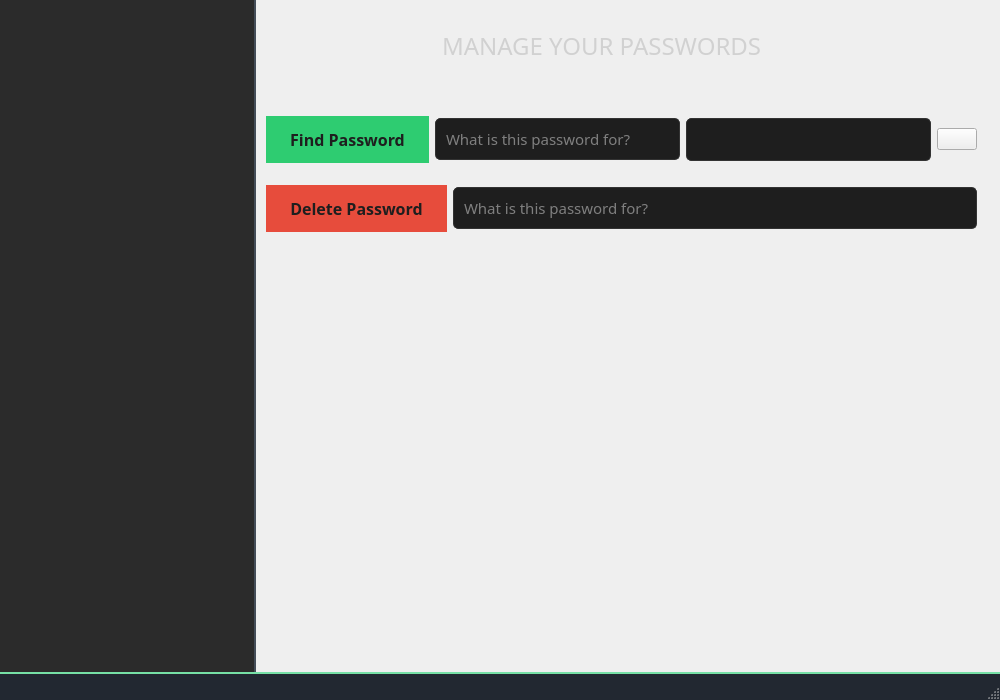
This is forms/mainwindow.ui in minnesangg/Cerberus as Qt 5 draws it before an edit. The edited form follows.
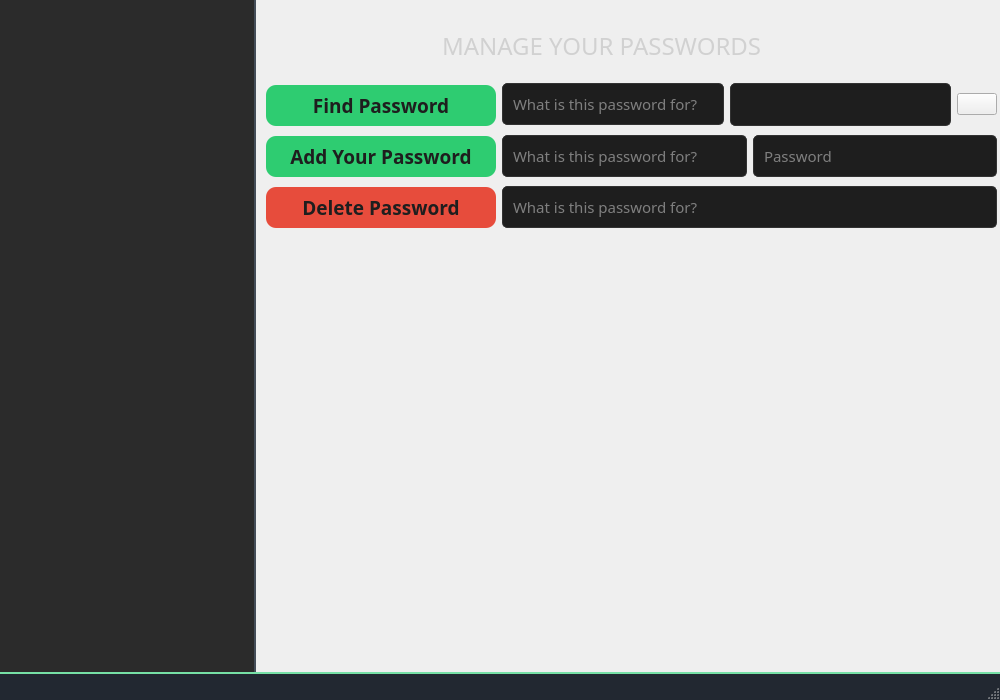
This is the edited form. The open tabs and pages were chosen to show the change. Icons and pictures are not drawn.

Commit message: added 'add your own password' option

Patch:
```diff
--- a/forms/mainwindow.ui
+++ b/forms/mainwindow.ui
@@ -148,9 +148,15 @@
         </property>
         <layout class="QVBoxLayout" name="generatedPassLayout">
          <item>
-          <layout class="QGridLayout" name="gridLayout_2">
+          <layout class="QGridLayout" name="bottomLayout">
            <item row="2" column="0">
             <widget class="QPushButton" name="savePassButton">
+             <property name="sizePolicy">
+              <sizepolicy hsizetype="Fixed" vsizetype="Fixed">
+               <horstretch>0</horstretch>
+               <verstretch>0</verstretch>
+              </sizepolicy>
+             </property>
              <property name="font">
               <font>
                <family>Gill Sans MT</family>
@@ -168,7 +174,9 @@
     font-weight: bold;
     border: none;
     padding: 12px 24px;
-    border-radius: 25px;
+    border-radius: 10px;
+    min-width: 10px;
+    min-height: 5px; 
     box-shadow: 0 4px 8px rgba(0, 0, 0, 0.1);
     transition: background-color 0.3s, box-shadow 0.3s;
 }
@@ -192,6 +200,12 @@
            </item>
            <item row="2" column="1">
             <widget class="QPushButton" name="deletePassButton">
+             <property name="sizePolicy">
+              <sizepolicy hsizetype="Fixed" vsizetype="Fixed">
+               <horstretch>0</horstretch>
+               <verstretch>0</verstretch>
+              </sizepolicy>
+             </property>
              <property name="font">
               <font>
                <family>Gill Sans MT</family>
@@ -209,7 +223,9 @@
     font-weight: bold;
     border: none;
     padding: 12px 24px;
-    border-radius: 25px;
+    border-radius: 10px;
+    min-width: 10px;
+    min-height: 5px; 
     box-shadow: 0 4px 8px rgba(0, 0, 0, 0.1);
     transition: background-color 0.3s, box-shadow 0.3s;
 }
@@ -313,59 +329,28 @@
          </item>
         </layout>
        </widget>
-       <widget class="QPushButton" name="generateButton">
+       <widget class="QWidget" name="verticalLayoutWidget_5">
         <property name="geometry">
          <rect>
-          <x>280</x>
-          <y>260</y>
-          <width>168</width>
-          <height>55</height>
+          <x>180</x>
+          <y>200</y>
+          <width>351</width>
+          <height>101</height>
          </rect>
         </property>
-        <property name="font">
-         <font>
-          <family>Gill Sans MT</family>
-          <pointsize>16</pointsize>
-          <bold>true</bold>
-         </font>
-        </property>
-        <property name="cursor">
-         <cursorShape>PointingHandCursor</cursorShape>
-        </property>
-        <property name="styleSheet">
-         <string notr="true">QPushButton {
-    background-color: #6fcf97; 
-    color: #1e1e1e; 
-    font-weight: bold;
-    border: none;
-    padding: 12px 24px;
-    border-radius: 25px;
-    box-shadow: 0 4px 8px rgba(0, 0, 0, 0.1);
-    transition: background-color 0.3s, box-shadow 0.3s;
-}
-
-QPushButton:hover {
-    background-color: #5bbd88;
-    box-shadow: 0 6px 12px rgba(0, 0, 0, 0.2);
-}
-
-QPushButton:pressed {
-    background-color: #4aa97a;
-    box-shadow: none;
-}</string>
-        </property>
-        <property name="text">
-         <string>Generate</string>
-        </property>
-       </widget>
+        <layout class="QVBoxLayout" name="verticalLayout_2">
+         <item>
+          <layout class="QHBoxLayout" name="horizontalLayout_3">
+           <property name="spacing">
+            <number>0</number>
+           </property>
+           <item>
        <widget class="QLabel" name="lengthLabel">
-        <property name="geometry">
-         <rect>
-          <x>200</x>
-          <y>180</y>
-          <width>271</width>
-          <height>36</height>
-         </rect>
+             <property name="sizePolicy">
+              <sizepolicy hsizetype="Expanding" vsizetype="Preferred">
+               <horstretch>0</horstretch>
+               <verstretch>0</verstretch>
+              </sizepolicy>
         </property>
         <property name="font">
          <font>
@@ -382,15 +367,18 @@
         <property name="text">
          <string>Choose length of password</string>
         </property>
-       </widget>
+             <property name="alignment">
+              <set>Qt::AlignCenter</set>
+             </property>
+            </widget>
+           </item>
+           <item>
        <widget class="QSpinBox" name="lengthBox">
-        <property name="geometry">
-         <rect>
-          <x>470</x>
-          <y>180</y>
-          <width>51</width>
-          <height>31</height>
-         </rect>
+             <property name="sizePolicy">
+              <sizepolicy hsizetype="Expanding" vsizetype="Fixed">
+               <horstretch>0</horstretch>
+               <verstretch>0</verstretch>
+              </sizepolicy>
         </property>
         <property name="font">
          <font>
@@ -446,6 +434,74 @@
          <number>50</number>
         </property>
        </widget>
+           </item>
+          </layout>
+         </item>
+         <item>
+          <layout class="QVBoxLayout" name="verticalLayout">
+           <property name="leftMargin">
+            <number>100</number>
+           </property>
+           <property name="rightMargin">
+            <number>100</number>
+           </property>
+           <item>
+            <widget class="QPushButton" name="generateButton">
+             <property name="sizePolicy">
+              <sizepolicy hsizetype="Fixed" vsizetype="Fixed">
+               <horstretch>0</horstretch>
+               <verstretch>0</verstretch>
+              </sizepolicy>
+             </property>
+             <property name="minimumSize">
+              <size>
+               <width>58</width>
+               <height>29</height>
+              </size>
+             </property>
+             <property name="font">
+              <font>
+               <family>Gill Sans MT</family>
+               <pointsize>16</pointsize>
+               <bold>true</bold>
+              </font>
+             </property>
+             <property name="cursor">
+              <cursorShape>PointingHandCursor</cursorShape>
+             </property>
+             <property name="styleSheet">
+              <string notr="true">QPushButton {
+    background-color: #6fcf97; 
+    color: #1e1e1e; 
+    font-weight: bold;
+    border: none;
+    padding: 12px 24px;
+    border-radius: 10px;
+    min-width: 10px;
+    min-height: 5px; 
+    box-shadow: 0 4px 8px rgba(0, 0, 0, 0.1);
+    transition: background-color 0.3s, box-shadow 0.3s;
+}
+
+QPushButton:hover {
+    background-color: #5bbd88;
+    box-shadow: 0 6px 12px rgba(0, 0, 0, 0.2);
+}
+
+QPushButton:pressed {
+    background-color: #4aa97a;
+    box-shadow: none;
+}</string>
+             </property>
+             <property name="text">
+              <string>Generate</string>
+             </property>
+            </widget>
+           </item>
+          </layout>
+         </item>
+        </layout>
+       </widget>
       </widget>
       <widget class="QWidget" name="defaultPage"/>
       <widget class="QWidget" name="managePage">
@@ -474,27 +530,42 @@
          <string>MANAGE YOUR PASSWORDS</string>
         </property>
        </widget>
-       <widget class="QWidget" name="verticalLayoutWidget_2">
+       <widget class="QWidget" name="horizontalLayoutWidget_2">
         <property name="geometry">
          <rect>
           <x>10</x>
-          <y>100</y>
-          <width>711</width>
-          <height>150</height>
+          <y>80</y>
+          <width>731</width>
+          <height>153</height>
          </rect>
         </property>
-        <layout class="QVBoxLayout" name="verticalLayout">
+        <layout class="QHBoxLayout" name="globalLayout">
+         <item>
+          <layout class="QVBoxLayout" name="buttonsLayout">
+           <property name="spacing">
+            <number>10</number>
+           </property>
          <property name="topMargin">
+            <number>5</number>
+           </property>
+           <property name="rightMargin">
           <number>0</number>
          </property>
-         <item>
-          <layout class="QHBoxLayout" name="findLayout">
+           <property name="bottomMargin">
+            <number>5</number>
+           </property>
            <item>
             <widget class="QPushButton" name="findButton">
+             <property name="minimumSize">
+              <size>
+               <width>59</width>
+               <height>29</height>
+              </size>
+             </property>
              <property name="font">
               <font>
                <family>Gill Sans MT</family>
-               <pointsize>12</pointsize>
+               <pointsize>14</pointsize>
                <bold>true</bold>
               </font>
              </property>
@@ -508,7 +579,9 @@
     font-weight: bold;
     border: none;
     padding: 12px 24px;
-    border-radius: 25px;
+    border-radius: 10px;
+    min-width: 10px;
+    min-height: 5px; 
     box-shadow: 0 4px 8px rgba(0, 0, 0, 0.1);
     transition: background-color 0.3s, box-shadow 0.3s;
 }
@@ -531,6 +604,102 @@
             </widget>
            </item>
            <item>
+            <widget class="QPushButton" name="addPassButton">
+             <property name="font">
+              <font>
+               <family>Gill Sans MT</family>
+               <pointsize>14</pointsize>
+               <bold>true</bold>
+              </font>
+             </property>
+             <property name="cursor">
+              <cursorShape>PointingHandCursor</cursorShape>
+             </property>
+             <property name="styleSheet">
+              <string notr="true">QPushButton {
+    background-color: #2ECC71;
+    color: #1e1e1e; 
+    font-weight: bold;
+    border: none;
+    padding: 12px 24px;
+    border-radius: 10px;
+    min-width: 10px;
+    min-height: 5px; 
+    box-shadow: 0 4px 8px rgba(0, 0, 0, 0.1);
+    transition: background-color 0.3s, box-shadow 0.3s;
+}
+
+QPushButton:hover {
+    background-color: #5bbd88;
+    box-shadow: 0 6px 12px rgba(0, 0, 0, 0.2);
+}
+
+QPushButton:pressed {
+    background-color: #4aa97a;
+    box-shadow: none;
+}
+
+</string>
+             </property>
+             <property name="text">
+              <string>Add Your Password</string>
+             </property>
+            </widget>
+           </item>
+           <item>
+            <widget class="QPushButton" name="deleteButton">
+             <property name="font">
+              <font>
+               <family>Gill Sans MT</family>
+               <pointsize>14</pointsize>
+               <bold>true</bold>
+              </font>
+             </property>
+             <property name="cursor">
+              <cursorShape>PointingHandCursor</cursorShape>
+             </property>
+             <property name="styleSheet">
+              <string notr="true">QPushButton {
+	background-color: #E74C3C;
+    color: #1e1e1e; 
+    font-weight: bold;
+    border: none;
+    padding: 12px 24px;
+    border-radius: 10px;
+    min-width: 10px;
+    min-height: 5px; 
+    box-shadow: 0 4px 8px rgba(0, 0, 0, 0.1);
+    transition: background-color 0.3s, box-shadow 0.3s;
+}
+
+QPushButton:hover {
+    background-color: #C0392B;
+    box-shadow: 0 6px 12px rgba(0, 0, 0, 0.2);
+}
+
+QPushButton:pressed {
+    background-color: #912a1f;
+    box-shadow: none;
+}</string>
+             </property>
+             <property name="text">
+              <string>Delete Password</string>
+             </property>
+            </widget>
+           </item>
+          </layout>
+         </item>
+         <item>
+          <layout class="QVBoxLayout" name="lineEditsLayout">
+           <property name="leftMargin">
+            <number>0</number>
+           </property>
+           <property name="topMargin">
+            <number>0</number>
+           </property>
+           <item>
+            <layout class="QHBoxLayout" name="findLayout">
+             <item>
             <widget class="QLineEdit" name="findNameLabel">
              <property name="font">
               <font>
@@ -608,47 +777,70 @@
            </item>
           </layout>
          </item>
+           <item>
+            <layout class="QHBoxLayout" name="horizontalLayout_2">
+             <item>
+              <widget class="QLineEdit" name="ownPassName">
+               <property name="font">
+                <font>
+                 <family>Gill Sans MT</family>
+                 <pointsize>11</pointsize>
+                </font>
+               </property>
+               <property name="styleSheet">
+                <string notr="true">QLineEdit {
+    background-color: #1E1E1E;
+    border: 1px solid #333;
+    padding: 8px;
+    border-radius: 5px;
+    color: #E0E0E0;
+}
+</string>
+               </property>
+               <property name="text">
+                <string/>
+               </property>
+               <property name="echoMode">
+                <enum>QLineEdit::Normal</enum>
+               </property>
+               <property name="placeholderText">
+                <string>What is this password for?</string>
+               </property>
+              </widget>
+             </item>
+             <item>
+              <widget class="QLineEdit" name="ownPass">
+               <property name="font">
+                <font>
+                 <family>Gill Sans MT</family>
+                 <pointsize>11</pointsize>
+                </font>
+               </property>
+               <property name="styleSheet">
+                <string notr="true">QLineEdit {
+    background-color: #1E1E1E;
+    border: 1px solid #333;
+    padding: 8px;
+    border-radius: 5px;
+    color: #E0E0E0;
+}
+</string>
+               </property>
+               <property name="text">
+                <string/>
+               </property>
+               <property name="echoMode">
+                <enum>QLineEdit::Normal</enum>
+               </property>
+               <property name="placeholderText">
+                <string>Password</string>
+               </property>
+              </widget>
+             </item>
+            </layout>
+           </item>
          <item>
           <layout class="QHBoxLayout" name="deleteLayout">
-           <item>
-            <widget class="QPushButton" name="deleteButton">
-             <property name="font">
-              <font>
-               <family>Gill Sans MT</family>
-               <pointsize>12</pointsize>
-               <bold>true</bold>
-              </font>
-             </property>
-             <property name="cursor">
-              <cursorShape>PointingHandCursor</cursorShape>
-             </property>
-             <property name="styleSheet">
-              <string notr="true">QPushButton {
-	background-color: #E74C3C;
-    color: #1e1e1e; 
-    font-weight: bold;
-    border: none;
-    padding: 12px 24px;
-    border-radius: 25px;
-    box-shadow: 0 4px 8px rgba(0, 0, 0, 0.1);
-    transition: background-color 0.3s, box-shadow 0.3s;
-}
-
-QPushButton:hover {
-    background-color: #C0392B;
-    box-shadow: 0 6px 12px rgba(0, 0, 0, 0.2);
-}
-
-QPushButton:pressed {
-    background-color: #912a1f;
-    box-shadow: none;
-}</string>
-             </property>
-             <property name="text">
-              <string>Delete Password</string>
-             </property>
-            </widget>
-           </item>
            <item>
             <widget class="QLineEdit" name="deleteLabel">
              <property name="font">
@@ -677,6 +869,8 @@
               <string>What is this password for?</string>
              </property>
             </widget>
+             </item>
+            </layout>
            </item>
           </layout>
          </item>
```
Lines whose indentation alone changed are shown as unchanged. The commit also changes 4 other files.
